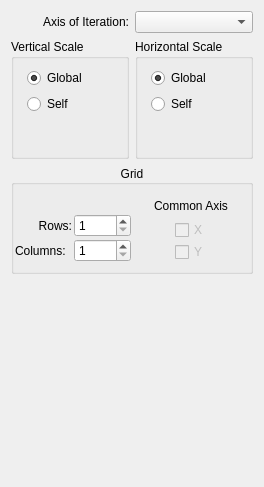
radio-astro/casa, file code/plotms/GuiTabs/PlotMSIterateTab.ui: the form before one commit.
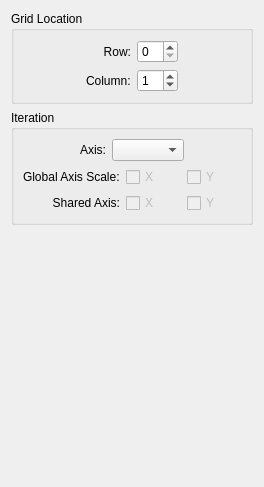
The form after the commit.

What changed in the file:
```diff
--- a/code/plotms/GuiTabs/PlotMSIterateTab.ui
+++ b/code/plotms/GuiTabs/PlotMSIterateTab.ui
@@ -13,169 +13,94 @@
   <property name="windowTitle">
    <string>Form</string>
   </property>
-  <layout class="QVBoxLayout" name="verticalLayout_3">
+  <layout class="QVBoxLayout" name="verticalLayout_2">
    <item>
-    <layout class="QHBoxLayout" name="horizontalLayout">
-     <item>
-      <widget class="QLabel" name="iterationAxisChooserLabel">
-       <property name="text">
-        <string>Axis of Iteration:</string>
-       </property>
-       <property name="alignment">
-        <set>Qt::AlignRight|Qt::AlignTrailing|Qt::AlignVCenter</set>
-       </property>
-      </widget>
-     </item>
-     <item>
-      <widget class="QComboBox" name="iterationAxisChooser">
-       <property name="toolTip">
-        <string>&lt;html&gt;&lt;head&gt;&lt;meta name=&quot;qrichtext&quot; content=&quot;1&quot; /&gt;&lt;style type=&quot;text/css&quot;&gt;
-p, li { white-space: pre-wrap; }
-&lt;/style&gt;&lt;/head&gt;&lt;body style=&quot; font-family:'Sans Serif'; font-size:9pt; font-weight:400; font-style:normal;&quot;&gt;
-&lt;p style=&quot; margin-top:0px; margin-bottom:0px; margin-left:0px; margin-right:0px; -qt-block-indent:0; text-indent:0px;&quot;&gt;Choose what quantity will vary from plot to plot&lt;/p&gt;&lt;/body&gt;&lt;/html&gt;</string>
-       </property>
-      </widget>
-     </item>
-    </layout>
-   </item>
-   <item>
-    <layout class="QHBoxLayout" name="horizontalLayout_2">
-     <item>
-      <widget class="QGroupBox" name="VertAxisSharingGroup">
-       <property name="enabled">
-        <bool>true</bool>
-       </property>
-       <property name="minimumSize">
-        <size>
-         <width>100</width>
-         <height>120</height>
-        </size>
-       </property>
-       <property name="toolTip">
-        <string>&lt;html&gt;&lt;head&gt;&lt;meta name=&quot;qrichtext&quot; content=&quot;1&quot; /&gt;&lt;style type=&quot;text/css&quot;&gt;
-p, li { white-space: pre-wrap; }
-&lt;/style&gt;&lt;/head&gt;&lt;body style=&quot; font-family:'Sans Serif'; font-size:9pt; font-weight:400; font-style:normal;&quot;&gt;
-&lt;p style=&quot; margin-top:0px; margin-bottom:0px; margin-left:0px; margin-right:0px; -qt-block-indent:0; text-indent:0px;&quot;&gt;Where to draw vertical axis tic marks - once on  the left for whole row, for each plot, ...&lt;/p&gt;&lt;/body&gt;&lt;/html&gt;</string>
-       </property>
-       <property name="title">
-        <string>Vertical Scale</string>
-       </property>
-       <layout class="QFormLayout" name="formLayout">
+    <widget class="QGroupBox" name="chooserFrame">
+     <property name="title">
+      <string>Grid Location</string>
+     </property>
+     <layout class="QHBoxLayout" name="horizontalLayout_2">
+      <item>
+       <spacer name="horizontalSpacer_3">
+        <property name="orientation">
+         <enum>Qt::Horizontal</enum>
+        </property>
+        <property name="sizeHint" stdset="0">
+         <size>
+          <width>45</width>
+          <height>20</height>
+         </size>
+        </property>
+       </spacer>
+      </item>
+      <item>
+       <layout class="QGridLayout" name="gridLayout">
         <item row="0" column="0">
-         <layout class="QVBoxLayout">
-          <property name="leftMargin">
-           <number>4</number>
+         <widget class="QLabel" name="rowIndexLabel">
+          <property name="text">
+           <string>Row:</string>
           </property>
-          <property name="bottomMargin">
-           <number>4</number>
+          <property name="alignment">
+           <set>Qt::AlignRight|Qt::AlignTrailing|Qt::AlignVCenter</set>
           </property>
-          <item>
-           <widget class="QRadioButton" name="VertAxisRadio_common">
-            <property name="enabled">
-             <bool>true</bool>
-            </property>
-            <property name="text">
-             <string>Global</string>
-            </property>
-            <property name="checked">
-             <bool>true</bool>
-            </property>
-            <property name="autoRepeat">
-             <bool>false</bool>
-            </property>
-           </widget>
-          </item>
-          <item>
-           <widget class="QRadioButton" name="VertAxisRadio_indiv">
-            <property name="enabled">
-             <bool>true</bool>
-            </property>
-            <property name="text">
-             <string>Self</string>
-            </property>
-           </widget>
-          </item>
-         </layout>
+         </widget>
         </item>
-       </layout>
-      </widget>
-     </item>
-     <item>
-      <widget class="QGroupBox" name="HorizAxisSharingGroup">
-       <property name="enabled">
-        <bool>true</bool>
-       </property>
-       <property name="minimumSize">
-        <size>
-         <width>100</width>
-         <height>120</height>
-        </size>
-       </property>
-       <property name="toolTip">
-        <string>&lt;html&gt;&lt;head&gt;&lt;meta name=&quot;qrichtext&quot; content=&quot;1&quot; /&gt;&lt;style type=&quot;text/css&quot;&gt;
-p, li { white-space: pre-wrap; }
-&lt;/style&gt;&lt;/head&gt;&lt;body style=&quot; font-family:'Sans Serif'; font-size:9pt; font-weight:400; font-style:normal;&quot;&gt;
-&lt;p style=&quot; margin-top:0px; margin-bottom:0px; margin-left:0px; margin-right:0px; -qt-block-indent:0; text-indent:0px;&quot;&gt;Where to draw horizontal axis tic marks - once on  the left for whole row, for each plot, ...&lt;/p&gt;&lt;/body&gt;&lt;/html&gt;</string>
-       </property>
-       <property name="title">
-        <string>Horizontal Scale</string>
-       </property>
-       <layout class="QFormLayout" name="formLayout_2">
-        <item row="0" column="0">
-         <layout class="QVBoxLayout">
-          <property name="leftMargin">
-           <number>4</number>
+        <item row="0" column="1">
+         <widget class="QSpinBox" name="gridRowSpin">
+          <property name="toolTip">
+           <string>The row location for the plot.  Setting the row to 0 indicates the plot should not be shown.</string>
           </property>
-          <item>
-           <widget class="QRadioButton" name="HorizAxisRadio_common">
-            <property name="text">
-             <string>Global</string>
-            </property>
-            <property name="checked">
-             <bool>true</bool>
-            </property>
-            <property name="autoRepeat">
-             <bool>false</bool>
-            </property>
-           </widget>
-          </item>
-          <item>
-           <widget class="QRadioButton" name="HorizAxisRadio_indiv">
-            <property name="enabled">
-             <bool>true</bool>
-            </property>
-            <property name="text">
-             <string>Self</string>
-            </property>
-           </widget>
-          </item>
-         </layout>
+          <property name="minimum">
+           <number>0</number>
+          </property>
+         </widget>
         </item>
+        <item row="1" column="0">
+         <widget class="QLabel" name="colIndexLabel">
+          <property name="text">
+           <string>Column:</string>
+          </property>
+         </widget>
+        </item>
+        <item row="1" column="1">
+         <widget class="QSpinBox" name="gridColSpin">
+          <property name="toolTip">
+           <string>The column location for the plot.  Setting the column to 0 indicates the plot should not be shown.</string>
+          </property>
+          <property name="minimum">
+           <number>0</number>
+          </property>
+          <property name="value">
+           <number>1</number>
+          </property>
+         </widget>
+        </item>
        </layout>
-      </widget>
-     </item>
-    </layout>
+      </item>
+      <item>
+       <spacer name="horizontalSpacer_4">
+        <property name="orientation">
+         <enum>Qt::Horizontal</enum>
+        </property>
+        <property name="sizeHint" stdset="0">
+         <size>
+          <width>45</width>
+          <height>20</height>
+         </size>
+        </property>
+       </spacer>
+      </item>
+     </layout>
+    </widget>
    </item>
    <item>
-    <widget class="QGroupBox" name="gridGroupBox">
+    <widget class="QGroupBox" name="iterationGroupBox">
      <property name="title">
-      <string>Grid</string>
+      <string>Iteration</string>
      </property>
-     <property name="alignment">
-      <set>Qt::AlignCenter</set>
-     </property>
-     <layout class="QHBoxLayout" name="horizontalLayout_3">
-      <property name="spacing">
-       <number>2</number>
-      </property>
-      <property name="leftMargin">
-       <number>1</number>
-      </property>
-      <property name="rightMargin">
-       <number>1</number>
-      </property>
+     <layout class="QVBoxLayout" name="verticalLayout">
       <item>
-       <layout class="QVBoxLayout" name="verticalLayout_2">
+       <layout class="QHBoxLayout" name="horizontalLayout">
         <item>
          <spacer name="horizontalSpacer_2">
           <property name="orientation">
@@ -190,175 +115,104 @@
          </spacer>
         </item>
         <item>
-         <layout class="QGridLayout" name="gridLayout">
-          <item row="0" column="0">
-           <widget class="QLabel" name="rowsLabel">
-            <property name="enabled">
-             <bool>true</bool>
-            </property>
-            <property name="text">
-             <string>Rows:</string>
-            </property>
-            <property name="alignment">
-             <set>Qt::AlignRight|Qt::AlignTrailing|Qt::AlignVCenter</set>
-            </property>
-           </widget>
-          </item>
-          <item row="0" column="1">
-           <widget class="QSpinBox" name="nRowsSpinBox">
-            <property name="enabled">
-             <bool>true</bool>
-            </property>
-            <property name="toolTip">
-             <string>&lt;html&gt;&lt;head&gt;&lt;meta name=&quot;qrichtext&quot; content=&quot;1&quot; /&gt;&lt;style type=&quot;text/css&quot;&gt;
+         <widget class="QLabel" name="iterationAxisChooserLabel">
+          <property name="text">
+           <string>Axis:</string>
+          </property>
+          <property name="alignment">
+           <set>Qt::AlignRight|Qt::AlignTrailing|Qt::AlignVCenter</set>
+          </property>
+         </widget>
+        </item>
+        <item>
+         <widget class="QComboBox" name="iterationAxisChooser">
+          <property name="toolTip">
+           <string>&lt;html&gt;&lt;head&gt;&lt;meta name=&quot;qrichtext&quot; content=&quot;1&quot; /&gt;&lt;style type=&quot;text/css&quot;&gt;
 p, li { white-space: pre-wrap; }
 &lt;/style&gt;&lt;/head&gt;&lt;body style=&quot; font-family:'Sans Serif'; font-size:9pt; font-weight:400; font-style:normal;&quot;&gt;
-&lt;p style=&quot; margin-top:0px; margin-bottom:0px; margin-left:0px; margin-right:0px; -qt-block-indent:0; text-indent:0px;&quot;&gt;How many rows of plots to squeeze on each page?&lt;/p&gt;&lt;/body&gt;&lt;/html&gt;</string>
-            </property>
-            <property name="minimum">
-             <number>1</number>
-            </property>
-            <property name="maximum">
-             <number>30</number>
-            </property>
-            <property name="value">
-             <number>1</number>
-            </property>
-           </widget>
-          </item>
-          <item row="1" column="0">
-           <widget class="QLabel" name="columnsLabel">
-            <property name="enabled">
-             <bool>true</bool>
-            </property>
-            <property name="text">
-             <string>Columns:</string>
-            </property>
-           </widget>
-          </item>
-          <item row="1" column="1">
-           <widget class="QSpinBox" name="nColsSpinBox">
-            <property name="enabled">
-             <bool>true</bool>
-            </property>
-            <property name="toolTip">
-             <string>&lt;html&gt;&lt;head&gt;&lt;meta name=&quot;qrichtext&quot; content=&quot;1&quot; /&gt;&lt;style type=&quot;text/css&quot;&gt;
-p, li { white-space: pre-wrap; }
-&lt;/style&gt;&lt;/head&gt;&lt;body style=&quot; font-family:'Sans Serif'; font-size:9pt; font-weight:400; font-style:normal;&quot;&gt;
-&lt;p style=&quot; margin-top:0px; margin-bottom:0px; margin-left:0px; margin-right:0px; -qt-block-indent:0; text-indent:0px;&quot;&gt;How many columns of plots to squeeze onto each page?&lt;/p&gt;&lt;/body&gt;&lt;/html&gt;</string>
-            </property>
-            <property name="minimum">
-             <number>1</number>
-            </property>
-            <property name="maximum">
-             <number>30</number>
-            </property>
-            <property name="value">
-             <number>1</number>
-            </property>
-           </widget>
-          </item>
-         </layout>
+&lt;p style=&quot; margin-top:0px; margin-bottom:0px; margin-left:0px; margin-right:0px; -qt-block-indent:0; text-indent:0px;&quot;&gt;Choose what quantity will vary from plot to plot&lt;/p&gt;&lt;/body&gt;&lt;/html&gt;</string>
+          </property>
+         </widget>
+        </item>
+        <item>
+         <spacer name="horizontalSpacer">
+          <property name="orientation">
+           <enum>Qt::Horizontal</enum>
+          </property>
+          <property name="sizeHint" stdset="0">
+           <size>
+            <width>40</width>
+            <height>20</height>
+           </size>
+          </property>
+         </spacer>
         </item>
        </layout>
       </item>
       <item>
-       <layout class="QVBoxLayout" name="verticalLayout">
-        <item>
+       <layout class="QGridLayout" name="gridLayout_2">
+        <item row="0" column="0">
+         <widget class="QLabel" name="globalAxisLabel">
+          <property name="text">
+           <string>Global Axis Scale:</string>
+          </property>
+         </widget>
+        </item>
+        <item row="0" column="1">
+         <widget class="QCheckBox" name="globalXCheck">
+          <property name="enabled">
+           <bool>false</bool>
+          </property>
+          <property name="text">
+           <string>X</string>
+          </property>
+         </widget>
+        </item>
+        <item row="0" column="2">
+         <widget class="QCheckBox" name="globalYCheck">
+          <property name="enabled">
+           <bool>false</bool>
+          </property>
+          <property name="text">
+           <string>Y</string>
+          </property>
+         </widget>
+        </item>
+        <item row="1" column="0">
          <widget class="QLabel" name="commonAxisLabel">
           <property name="text">
-           <string>Common Axis</string>
+           <string>Shared Axis:</string>
           </property>
           <property name="alignment">
-           <set>Qt::AlignCenter</set>
+           <set>Qt::AlignRight|Qt::AlignTrailing|Qt::AlignVCenter</set>
           </property>
          </widget>
         </item>
-        <item>
-         <layout class="QHBoxLayout" name="horizontalLayout_5">
-          <item>
-           <spacer name="horizontalSpacer">
-            <property name="orientation">
-             <enum>Qt::Horizontal</enum>
-            </property>
-            <property name="sizeHint" stdset="0">
-             <size>
-              <width>13</width>
-              <height>20</height>
-             </size>
-            </property>
-           </spacer>
-          </item>
-          <item>
-           <widget class="QCheckBox" name="sharedXCheck">
-            <property name="enabled">
-             <bool>false</bool>
-            </property>
-            <property name="toolTip">
-             <string>Indicate if multiple plots should use a common x-axis.</string>
-            </property>
-            <property name="text">
-             <string>X</string>
-            </property>
-           </widget>
-          </item>
-          <item>
-           <spacer name="horizontalSpacer_3">
-            <property name="orientation">
-             <enum>Qt::Horizontal</enum>
-            </property>
-            <property name="sizeHint" stdset="0">
-             <size>
-              <width>18</width>
-              <height>20</height>
-             </size>
-            </property>
-           </spacer>
-          </item>
-         </layout>
+        <item row="1" column="1">
+         <widget class="QCheckBox" name="sharedXCheck">
+          <property name="enabled">
+           <bool>false</bool>
+          </property>
+          <property name="toolTip">
+           <string>Indicate if multiple plots should use a common x-axis.</string>
+          </property>
+          <property name="text">
+           <string>X</string>
+          </property>
+         </widget>
         </item>
-        <item>
-         <layout class="QHBoxLayout" name="horizontalLayout_6">
-          <item>
-           <spacer name="horizontalSpacer_4">
-            <property name="orientation">
-             <enum>Qt::Horizontal</enum>
-            </property>
-            <property name="sizeHint" stdset="0">
-             <size>
-              <width>13</width>
-              <height>20</height>
-             </size>
-            </property>
-           </spacer>
-          </item>
-          <item>
-           <widget class="QCheckBox" name="sharedYCheck">
-            <property name="enabled">
-             <bool>false</bool>
-            </property>
-            <property name="toolTip">
-             <string>Indicate if multiple plots should share a common y-axis.</string>
-            </property>
-            <property name="text">
-             <string>Y</string>
-            </property>
-           </widget>
-          </item>
-          <item>
-           <spacer name="horizontalSpacer_5">
-            <property name="orientation">
-             <enum>Qt::Horizontal</enum>
-            </property>
-            <property name="sizeHint" stdset="0">
-             <size>
-              <width>13</width>
-              <height>20</height>
-             </size>
-            </property>
-           </spacer>
-          </item>
-         </layout>
+        <item row="1" column="2">
+         <widget class="QCheckBox" name="sharedYCheck">
+          <property name="enabled">
+           <bool>false</bool>
+          </property>
+          <property name="toolTip">
+           <string>Indicate if multiple plots should share a common y-axis.</string>
+          </property>
+          <property name="text">
+           <string>Y</string>
+          </property>
+         </widget>
         </item>
        </layout>
       </item>
```
